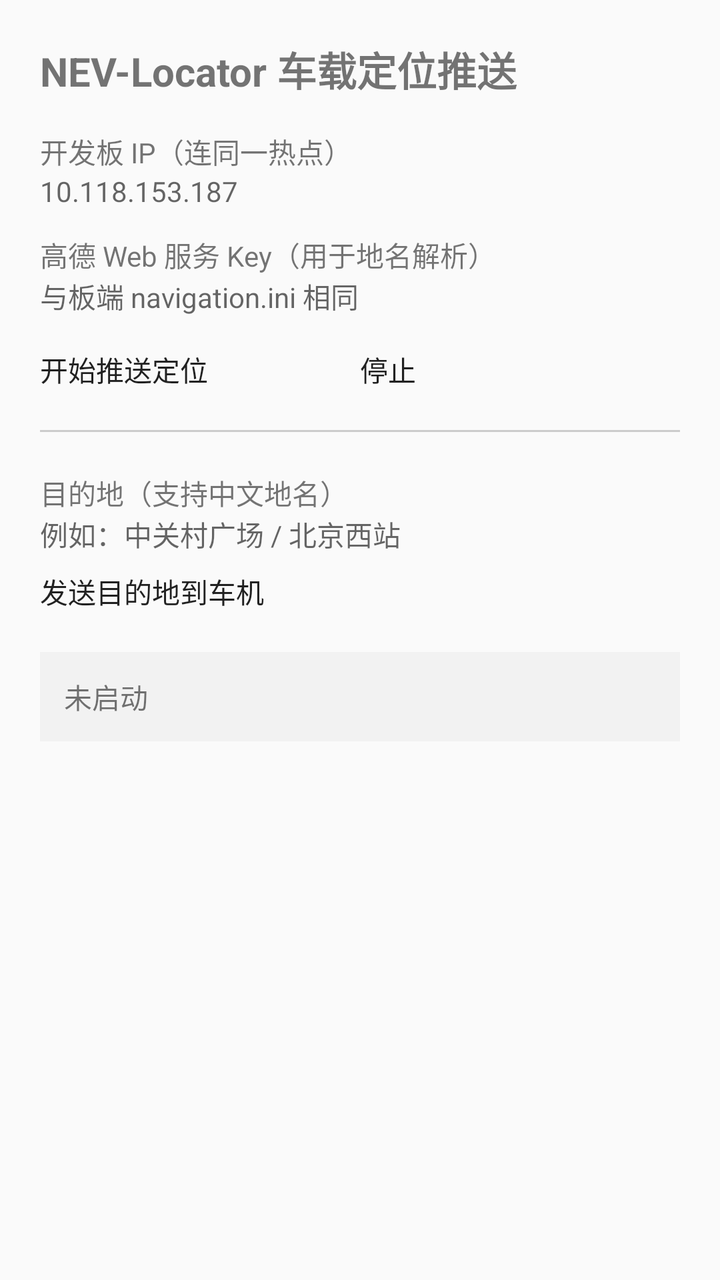
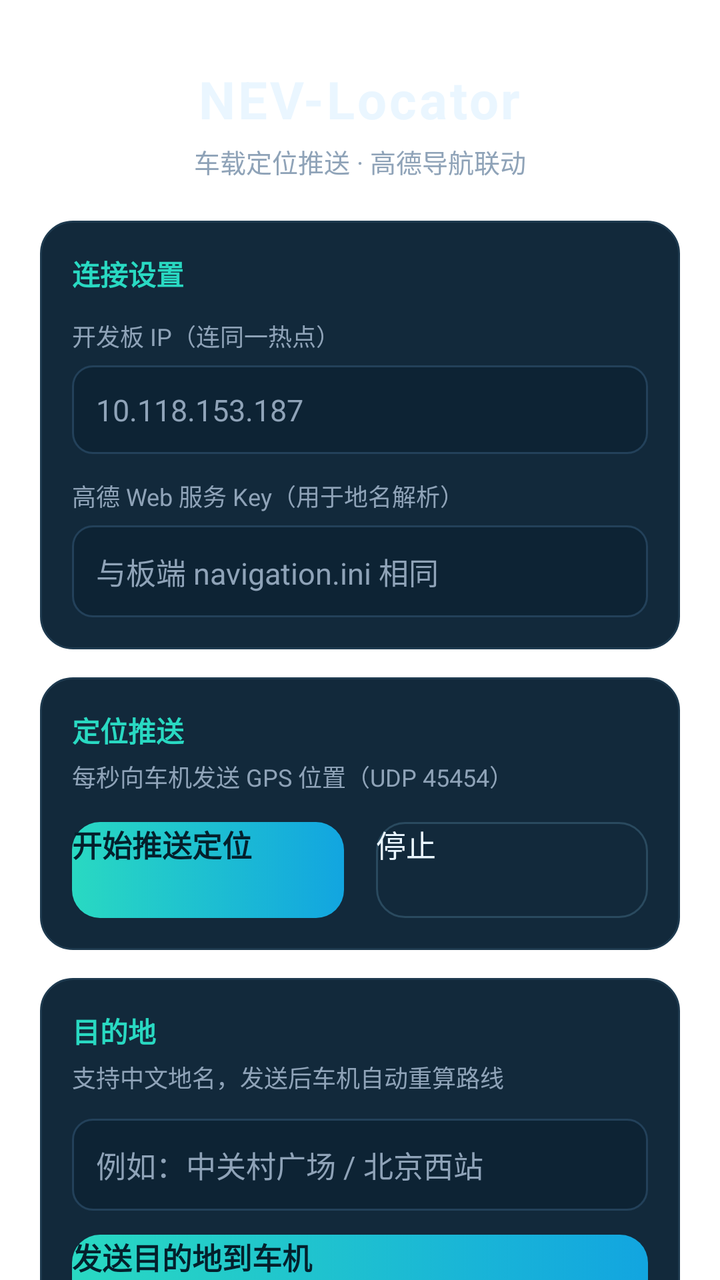

Screens rendered from an Android XML layout before and after an edit, with the pre-edit source and the edit as a unified diff.
<!-- AndroidManifest.xml: application theme android:Theme.Material.Light.NoActionBar -->
<!-- res/layout/activity_main.xml -->
<?xml version="1.0" encoding="utf-8"?>
<ScrollView xmlns:android="http://schemas.android.com/apk/res/android"
    android:layout_width="match_parent"
    android:layout_height="match_parent">

    <LinearLayout
        android:layout_width="match_parent"
        android:layout_height="wrap_content"
        android:orientation="vertical"
        android:padding="20dp">

        <TextView
            android:layout_width="wrap_content"
            android:layout_height="wrap_content"
            android:text="NEV-Locator 车载定位推送"
            android:textSize="20sp"
            android:textStyle="bold"
            android:layout_marginBottom="16dp" />

        <TextView
            android:layout_width="wrap_content"
            android:layout_height="wrap_content"
            android:text="开发板 IP（连同一热点）" />
        <EditText
            android:id="@+id/editIp"
            android:layout_width="match_parent"
            android:layout_height="wrap_content"
            android:inputType="text"
            android:hint="10.118.153.187" />

        <TextView
            android:layout_width="wrap_content"
            android:layout_height="wrap_content"
            android:layout_marginTop="12dp"
            android:text="高德 Web 服务 Key（用于地名解析）" />
        <EditText
            android:id="@+id/editKey"
            android:layout_width="match_parent"
            android:layout_height="wrap_content"
            android:inputType="text"
            android:hint="与板端 navigation.ini 相同" />

        <LinearLayout
            android:layout_width="match_parent"
            android:layout_height="wrap_content"
            android:orientation="horizontal"
            android:layout_marginTop="16dp">
            <Button
                android:id="@+id/buttonStart"
                android:layout_width="0dp"
                android:layout_weight="1"
                android:layout_height="wrap_content"
                android:text="开始推送定位" />
            <Button
                android:id="@+id/buttonStop"
                android:layout_width="0dp"
                android:layout_weight="1"
                android:layout_height="wrap_content"
                android:text="停止" />
        </LinearLayout>

        <View
            android:layout_width="match_parent"
            android:layout_height="1dp"
            android:background="#CCCCCC"
            android:layout_marginTop="20dp"
            android:layout_marginBottom="20dp" />

        <TextView
            android:layout_width="wrap_content"
            android:layout_height="wrap_content"
            android:text="目的地（支持中文地名）" />
        <EditText
            android:id="@+id/editDestination"
            android:layout_width="match_parent"
            android:layout_height="wrap_content"
            android:inputType="text"
            android:hint="例如：中关村广场 / 北京西站" />
        <Button
            android:id="@+id/buttonSendDestination"
            android:layout_width="match_parent"
            android:layout_height="wrap_content"
            android:layout_marginTop="8dp"
            android:text="发送目的地到车机" />

        <TextView
            android:id="@+id/textStatus"
            android:layout_width="match_parent"
            android:layout_height="wrap_content"
            android:layout_marginTop="20dp"
            android:background="#F2F2F2"
            android:padding="12dp"
            android:text="未启动"
            android:textSize="14sp" />
    </LinearLayout>
</ScrollView>
<!-- resources referenced by this layout -->
<resources>

</resources>

<!-- the commit's change to res/layout/activity_main.xml (unified diff, before → after) -->
@@ -1,7 +1,8 @@
 <?xml version="1.0" encoding="utf-8"?>
 <ScrollView xmlns:android="http://schemas.android.com/apk/res/android"
     android:layout_width="match_parent"
-    android:layout_height="match_parent">
+    android:layout_height="match_parent"
+    android:fillViewport="true">
 
     <LinearLayout
         android:layout_width="match_parent"
@@ -9,88 +10,234 @@
         android:orientation="vertical"
         android:padding="20dp">
 
-        <TextView
-            android:layout_width="wrap_content"
-            android:layout_height="wrap_content"
-            android:text="NEV-Locator 车载定位推送"
-            android:textSize="20sp"
-            android:textStyle="bold"
-            android:layout_marginBottom="16dp" />
-
-        <TextView
-            android:layout_width="wrap_content"
-            android:layout_height="wrap_content"
-            android:text="开发板 IP（连同一热点）" />
-        <EditText
-            android:id="@+id/editIp"
-            android:layout_width="match_parent"
-            android:layout_height="wrap_content"
-            android:inputType="text"
-            android:hint="10.118.153.187" />
-
-        <TextView
-            android:layout_width="wrap_content"
-            android:layout_height="wrap_content"
-            android:layout_marginTop="12dp"
-            android:text="高德 Web 服务 Key（用于地名解析）" />
-        <EditText
-            android:id="@+id/editKey"
-            android:layout_width="match_parent"
-            android:layout_height="wrap_content"
-            android:inputType="text"
-            android:hint="与板端 navigation.ini 相同" />
-
-        <LinearLayout
-            android:layout_width="match_parent"
-            android:layout_height="wrap_content"
-            android:orientation="horizontal"
-            android:layout_marginTop="16dp">
+        
+        <LinearLayout
+            android:layout_width="match_parent"
+            android:layout_height="wrap_content"
+            android:orientation="vertical"
+            android:gravity="center_horizontal"
+            android:paddingTop="12dp"
+            android:paddingBottom="20dp">
+
+            <TextView
+                android:layout_width="wrap_content"
+                android:layout_height="wrap_content"
+                android:text="NEV-Locator"
+                android:textColor="@color/nev_text"
+                android:textSize="26sp"
+                android:textStyle="bold"
+                android:letterSpacing="0.05" />
+            <TextView
+                android:layout_width="wrap_content"
+                android:layout_height="wrap_content"
+                android:layout_marginTop="4dp"
+                android:text="车载定位推送 · 高德导航联动"
+                android:textColor="@color/nev_text_muted"
+                android:textSize="13sp" />
+        </LinearLayout>
+
+        
+        <LinearLayout
+            android:layout_width="match_parent"
+            android:layout_height="wrap_content"
+            android:orientation="vertical"
+            android:background="@drawable/bg_card"
+            android:padding="16dp"
+            android:layout_marginBottom="14dp">
+
+            <TextView
+                android:layout_width="wrap_content"
+                android:layout_height="wrap_content"
+                android:text="连接设置"
+                android:textColor="@color/nev_accent"
+                android:textSize="14sp"
+                android:textStyle="bold" />
+
+            <TextView
+                android:layout_width="wrap_content"
+                android:layout_height="wrap_content"
+                android:layout_marginTop="12dp"
+                android:text="开发板 IP（连同一热点）"
+                android:textColor="@color/nev_text_muted"
+                android:textSize="12sp" />
+            <EditText
+                android:id="@+id/editIp"
+                android:layout_width="match_parent"
+                android:layout_height="wrap_content"
+                android:layout_marginTop="6dp"
+                android:background="@drawable/edit_bg"
+                android:padding="12dp"
+                android:inputType="text"
+                android:textColor="@color/nev_text"
+                android:textColorHint="@color/nev_text_muted"
+                android:hint="10.118.153.187"
+                android:textSize="15sp" />
+
+            <TextView
+                android:layout_width="wrap_content"
+                android:layout_height="wrap_content"
+                android:layout_marginTop="12dp"
+                android:text="高德 Web 服务 Key（用于地名解析）"
+                android:textColor="@color/nev_text_muted"
+                android:textSize="12sp" />
+            <EditText
+                android:id="@+id/editKey"
+                android:layout_width="match_parent"
+                android:layout_height="wrap_content"
+                android:layout_marginTop="6dp"
+                android:background="@drawable/edit_bg"
+                android:padding="12dp"
+                android:inputType="text"
+                android:textColor="@color/nev_text"
+                android:textColorHint="@color/nev_text_muted"
+                android:hint="与板端 navigation.ini 相同"
+                android:textSize="15sp" />
+        </LinearLayout>
+
+        
+        <LinearLayout
+            android:layout_width="match_parent"
+            android:layout_height="wrap_content"
+            android:orientation="vertical"
+            android:background="@drawable/bg_card"
+            android:padding="16dp"
+            android:layout_marginBottom="14dp">
+
+            <TextView
+                android:layout_width="wrap_content"
+                android:layout_height="wrap_content"
+                android:text="定位推送"
+                android:textColor="@color/nev_accent"
+                android:textSize="14sp"
+                android:textStyle="bold" />
+            <TextView
+                android:layout_width="wrap_content"
+                android:layout_height="wrap_content"
+                android:layout_marginTop="4dp"
+                android:text="每秒向车机发送 GPS 位置（UDP 45454）"
+                android:textColor="@color/nev_text_muted"
+                android:textSize="12sp" />
+
+            <LinearLayout
+                android:layout_width="match_parent"
+                android:layout_height="wrap_content"
+                android:orientation="horizontal"
+                android:layout_marginTop="14dp">
+
+                <Button
+                    android:id="@+id/buttonStart"
+                    android:layout_width="0dp"
+                    android:layout_weight="1"
+                    android:layout_height="48dp"
+                    android:layout_marginEnd="8dp"
+                    android:background="@drawable/btn_primary"
+                    android:text="开始推送定位"
+                    android:textColor="#04202C"
+                    android:textStyle="bold"
+                    android:textSize="15sp"
+                    android:stateListAnimator="@null" />
+                <Button
+                    android:id="@+id/buttonStop"
+                    android:layout_width="0dp"
+                    android:layout_weight="1"
+                    android:layout_height="48dp"
+                    android:layout_marginStart="8dp"
+                    android:background="@drawable/btn_secondary"
+                    android:text="停止"
+                    android:textColor="@color/nev_text"
+                    android:textSize="15sp"
+                    android:stateListAnimator="@null" />
+            </LinearLayout>
+        </LinearLayout>
+
+        
+        <LinearLayout
+            android:layout_width="match_parent"
+            android:layout_height="wrap_content"
+            android:orientation="vertical"
+            android:background="@drawable/bg_card"
+            android:padding="16dp"
+            android:layout_marginBottom="14dp">
+
+            <TextView
+                android:layout_width="wrap_content"
+                android:layout_height="wrap_content"
+                android:text="目的地"
+                android:textColor="@color/nev_accent"
+                android:textSize="14sp"
+                android:textStyle="bold" />
+            <TextView
+                android:layout_width="wrap_content"
+                android:layout_height="wrap_content"
+                android:layout_marginTop="4dp"
+                android:text="支持中文地名，发送后车机自动重算路线"
+                android:textColor="@color/nev_text_muted"
+                android:textSize="12sp" />
+
+            <EditText
+                android:id="@+id/editDestination"
+                android:layout_width="match_parent"
+                android:layout_height="wrap_content"
+                android:layout_marginTop="12dp"
+                android:background="@drawable/edit_bg"
+                android:padding="12dp"
+                android:inputType="text"
+                android:textColor="@color/nev_text"
+                android:textColorHint="@color/nev_text_muted"
+                android:hint="例如：中关村广场 / 北京西站"
+                android:textSize="15sp" />
             <Button
-                android:id="@+id/buttonStart"
-                android:layout_width="0dp"
-                android:layout_weight="1"
-                android:layout_height="wrap_content"
-                android:text="开始推送定位" />
-            <Button
-                android:id="@+id/buttonStop"
-                android:layout_width="0dp"
-                android:layout_weight="1"
-                android:layout_height="wrap_content"
-                android:text="停止" />
-        </LinearLayout>
-
-        <View
-            android:layout_width="match_parent"
-            android:layout_height="1dp"
-            android:background="#CCCCCC"
-            android:layout_marginTop="20dp"
-            android:layout_marginBottom="20dp" />
-
-        <TextView
-            android:layout_width="wrap_content"
-            android:layout_height="wrap_content"
-            android:text="目的地（支持中文地名）" />
-        <EditText
-            android:id="@+id/editDestination"
-            android:layout_width="match_parent"
-            android:layout_height="wrap_content"
-            android:inputType="text"
-            android:hint="例如：中关村广场 / 北京西站" />
-        <Button
-            android:id="@+id/buttonSendDestination"
-            android:layout_width="match_parent"
-            android:layout_height="wrap_content"
-            android:layout_marginTop="8dp"
-            android:text="发送目的地到车机" />
-
-        <TextView
-            android:id="@+id/textStatus"
-            android:layout_width="match_parent"
-            android:layout_height="wrap_content"
-            android:layout_marginTop="20dp"
-            android:background="#F2F2F2"
-            android:padding="12dp"
-            android:text="未启动"
-            android:textSize="14sp" />
+                android:id="@+id/buttonSendDestination"
+                android:layout_width="match_parent"
+                android:layout_height="48dp"
+                android:layout_marginTop="12dp"
+                android:background="@drawable/btn_primary"
+                android:text="发送目的地到车机"
+                android:textColor="#04202C"
+                android:textStyle="bold"
+                android:textSize="15sp"
+                android:stateListAnimator="@null" />
+        </LinearLayout>
+
+        
+        <LinearLayout
+            android:layout_width="match_parent"
+            android:layout_height="wrap_content"
+            android:orientation="vertical"
+            android:background="@drawable/bg_status"
+            android:padding="16dp"
+            android:layout_marginBottom="8dp">
+
+            <LinearLayout
+                android:layout_width="wrap_content"
+                android:layout_height="wrap_content"
+                android:orientation="horizontal"
+                android:gravity="center_vertical">
+
+                <View
+                    android:id="@+id/statusDot"
+                    android:layout_width="10dp"
+                    android:layout_height="10dp"
+                    android:layout_marginEnd="8dp"
+                    android:background="@drawable/status_dot" />
+                <TextView
+                    android:layout_width="wrap_content"
+                    android:layout_height="wrap_content"
+                    android:text="运行状态"
+                    android:textColor="@color/nev_text_muted"
+                    android:textSize="13sp"
+                    android:textStyle="bold" />
+            </LinearLayout>
+            <TextView
+                android:id="@+id/textStatus"
+                android:layout_width="match_parent"
+                android:layout_height="wrap_content"
+                android:layout_marginTop="10dp"
+                android:text="未启动"
+                android:textColor="@color/nev_text"
+                android:fontFamily="monospace"
+                android:textSize="14sp"
+                android:lineSpacingMultiplier="1.3" />
+        </LinearLayout>
     </LinearLayout>
 </ScrollView>
<!-- resource entries referenced after the edit -->
@@ -1,5 +1,89 @@
 <!-- resources referenced by this layout -->
 <resources>
-
+  <color name="nev_accent">#29D9C2</color>
+  <color name="nev_text">#EAF6FF</color>
+  <color name="nev_text_muted">#8FA3B8</color>
+  <!-- drawable bg_card (drawable) -->
+  <?xml version="1.0" encoding="utf-8"?>
+  <shape xmlns:android="http://schemas.android.com/apk/res/android" android:shape="rectangle">
+      <solid android:color="@color/nev_card" />
+      <stroke android:width="1dp" android:color="@color/nev_card_stroke" />
+      <corners android:radius="16dp" />
+  </shape>
+  <!-- drawable bg_status (drawable) -->
+  <?xml version="1.0" encoding="utf-8"?>
+  <shape xmlns:android="http://schemas.android.com/apk/res/android" android:shape="rectangle">
+      <gradient
+          android:angle="0"
+          android:startColor="#0E2438"
+          android:endColor="#123049"
+          android:type="linear" />
+      <stroke android:width="1dp" android:color="@color/nev_card_stroke" />
+      <corners android:radius="12dp" />
+  </shape>
+  <!-- drawable btn_primary (drawable) -->
+  <?xml version="1.0" encoding="utf-8"?>
+  <selector xmlns:android="http://schemas.android.com/apk/res/android">
+      <item android:state_pressed="true">
+          <shape android:shape="rectangle">
+              <gradient android:angle="0" android:startColor="#189E8C" android:endColor="#0D7FAE" android:type="linear" />
+              <corners android:radius="14dp" />
+          </shape>
+      </item>
+      <item>
+          <shape android:shape="rectangle">
+              <gradient android:angle="0" android:startColor="@color/nev_accent" android:endColor="@color/nev_accent_deep" android:type="linear" />
+              <corners android:radius="14dp" />
+          </shape>
+      </item>
+  </selector>
+  <!-- drawable btn_secondary (drawable) -->
+  <?xml version="1.0" encoding="utf-8"?>
+  <selector xmlns:android="http://schemas.android.com/apk/res/android">
+      <item android:state_pressed="true">
+          <shape android:shape="rectangle">
+              <solid android:color="#1A3549" />
+              <stroke android:width="1dp" android:color="#3A5F7A" />
+              <corners android:radius="14dp" />
+          </shape>
+      </item>
+      <item>
+          <shape android:shape="rectangle">
+              <solid android:color="#12293B" />
+              <stroke android:width="1dp" android:color="#2A4A5F" />
+              <corners android:radius="14dp" />
+          </shape>
+      </item>
+  </selector>
+  <!-- drawable status_dot (drawable) -->
+  <?xml version="1.0" encoding="utf-8"?>
+  <shape xmlns:android="http://schemas.android.com/apk/res/android" android:shape="oval">
+      <solid android:color="@color/nev_gray" />
+      <size android:width="10dp" android:height="10dp" />
+  </shape>
+  <style name="Theme.NEV" parent="android:Theme.Material.NoActionBar">
+          <item name="android:windowBackground">@drawable/bg_root</item>
+          <item name="android:statusBarColor">@color/nev_bg</item>
+          <item name="android:navigationBarColor">@color/nev_bg</item>
+          <item name="android:colorAccent">@color/nev_accent</item>
+          <item name="android:textColorPrimary">@color/nev_text</item>
+          <item name="android:textColorHint">@color/nev_text_muted</item>
+          <item name="android:windowLightStatusBar">false</item>
+      </style>
+  <color name="nev_card">#12293B</color>
+  <color name="nev_card_stroke">#1E3A4F</color>
+  <color name="nev_accent_deep">#12A5E0</color>
+  <color name="nev_input_bg">#0D2334</color>
+  <color name="nev_input_stroke">#23415A</color>
+  <color name="nev_gray">#5B7186</color>
+  <!-- drawable bg_root (drawable) -->
+  <?xml version="1.0" encoding="utf-8"?>
+  <gradient xmlns:android="http://schemas.android.com/apk/res/android"
+      android:angle="270"
+      android:startColor="#0E2438"
+      android:centerColor="#0B1E2D"
+      android:endColor="#081623"
+      android:type="linear" />
+  <color name="nev_bg">#0B1E2D</color>
 </resources>
 
